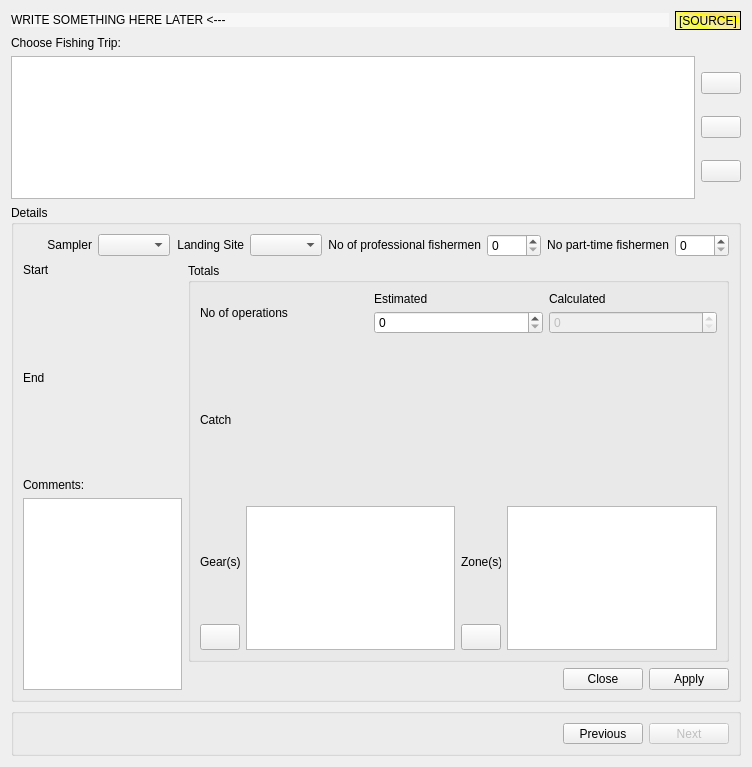
Before: the Qt Designer form app_solution/app_new/frmtrip.ui in doublebyte1/faocas_qc_w, drawn with Qt 5.
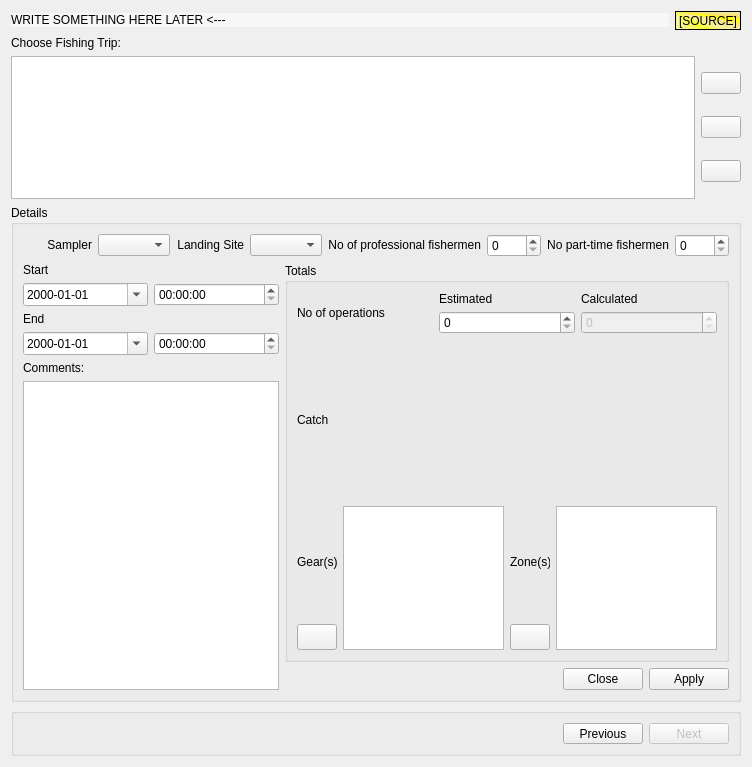
After: the same form once the commit is applied. Icons and pictures are not drawn. Custom widgets are drawn as their Qt base class.

```diff
--- a/app_solution/app_new/frmtrip.ui
+++ b/app_solution/app_new/frmtrip.ui
@@ -204,7 +204,7 @@
      <property name="title">
       <string>Details</string>
      </property>
-     <layout class="QGridLayout" name="gridLayout">
+     <layout class="QFormLayout" name="formLayout">
       <item row="0" column="0" colspan="2">
        <layout class="QHBoxLayout" name="horizontalLayout_11">
         <item>
@@ -380,20 +380,48 @@
          </widget>
         </item>
         <item>
-         <widget class="CustomTimeCtrl" name="customDtStart">
-          <property name="sizePolicy">
-           <sizepolicy hsizetype="Preferred" vsizetype="Expanding">
-            <horstretch>0</horstretch>
-            <verstretch>0</verstretch>
-           </sizepolicy>
-          </property>
-          <property name="toolTip">
-           <string>Start datetime</string>
-          </property>
-          <property name="whatsThis">
-           <string>Input the starting datetime of the fishing trip</string>
-          </property>
-         </widget>
+         <layout class="QHBoxLayout" name="horizontalLayout_5">
+          <item>
+           <widget class="QDateEdit" name="dtStart">
+            <property name="maximumDate">
+             <date>
+              <year>2070</year>
+              <month>1</month>
+              <day>1</day>
+             </date>
+            </property>
+            <property name="minimumDate">
+             <date>
+              <year>1969</year>
+              <month>12</month>
+              <day>27</day>
+             </date>
+            </property>
+            <property name="displayFormat">
+             <string>yyyy-MM-dd</string>
+            </property>
+            <property name="calendarPopup">
+             <bool>true</bool>
+            </property>
+            <property name="timeSpec">
+             <enum>Qt::UTC</enum>
+            </property>
+           </widget>
+          </item>
+          <item>
+           <widget class="QTimeEdit" name="timeStart">
+            <property name="currentSection">
+             <enum>QDateTimeEdit::HourSection</enum>
+            </property>
+            <property name="displayFormat">
+             <string>HH:mm:ss</string>
+            </property>
+            <property name="timeSpec">
+             <enum>Qt::UTC</enum>
+            </property>
+           </widget>
+          </item>
+         </layout>
         </item>
         <item>
          <widget class="QLabel" name="label_25">
@@ -412,20 +440,45 @@
          </widget>
         </item>
         <item>
-         <widget class="CustomTimeCtrl" name="customDtEnd">
-          <property name="sizePolicy">
-           <sizepolicy hsizetype="Preferred" vsizetype="Expanding">
-            <horstretch>0</horstretch>
-            <verstretch>0</verstretch>
-           </sizepolicy>
-          </property>
-          <property name="toolTip">
-           <string>End datetime</string>
-          </property>
-          <property name="whatsThis">
-           <string>Input the finishing datetime of the fishing trip</string>
-          </property>
-         </widget>
+         <layout class="QHBoxLayout" name="horizontalLayout_6">
+          <item>
+           <widget class="QDateEdit" name="dtEnd">
+            <property name="maximumDate">
+             <date>
+              <year>2070</year>
+              <month>1</month>
+              <day>1</day>
+             </date>
+            </property>
+            <property name="minimumDate">
+             <date>
+              <year>1969</year>
+              <month>12</month>
+              <day>27</day>
+             </date>
+            </property>
+            <property name="displayFormat">
+             <string>yyyy-MM-dd</string>
+            </property>
+            <property name="calendarPopup">
+             <bool>true</bool>
+            </property>
+            <property name="timeSpec">
+             <enum>Qt::UTC</enum>
+            </property>
+           </widget>
+          </item>
+          <item>
+           <widget class="QTimeEdit" name="timeEnd">
+            <property name="displayFormat">
+             <string>HH:mm:ss</string>
+            </property>
+            <property name="timeSpec">
+             <enum>Qt::UTC</enum>
+            </property>
+           </widget>
+          </item>
+         </layout>
         </item>
         <item>
          <widget class="QLabel" name="label_13">
@@ -926,11 +979,6 @@
    <extends>QWidget</extends>
    <header>catchinputctrl.h</header>
   </customwidget>
-  <customwidget>
-   <class>CustomTimeCtrl</class>
-   <extends>QWidget</extends>
-   <header>customtimectrl.h</header>
-  </customwidget>
  </customwidgets>
  <tabstops>
   <tabstop>tableView</tabstop>
```
Left out of the diff: 6 changed lines with no effect on the pictures.
